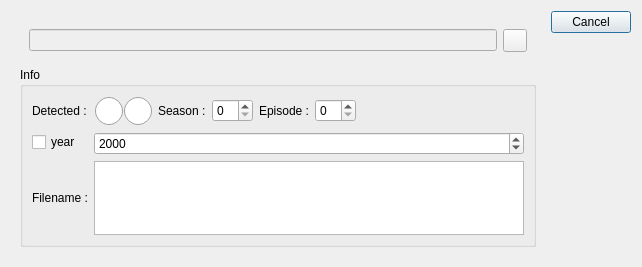
The window that src/searchscraperdialog.ui (app211/jaqet) describes before a commit, drawn with Qt 5.
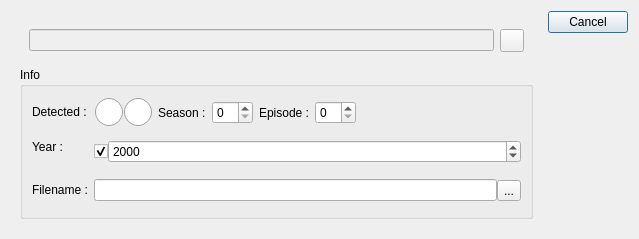
The same window after the commit. Icons and pictures are not drawn.

The edit to the form file:
```diff
--- a/src/searchscraperdialog.ui
+++ b/src/searchscraperdialog.ui
@@ -6,10 +6,16 @@
    <rect>
     <x>0</x>
     <y>0</y>
-    <width>642</width>
-    <height>267</height>
+    <width>639</width>
+    <height>239</height>
    </rect>
   </property>
+  <property name="sizePolicy">
+   <sizepolicy hsizetype="Preferred" vsizetype="Preferred">
+    <horstretch>0</horstretch>
+    <verstretch>0</verstretch>
+   </sizepolicy>
+  </property>
   <property name="windowTitle">
    <string>Dialog</string>
   </property>
@@ -56,7 +62,7 @@
          <string>Info</string>
         </property>
         <layout class="QGridLayout" name="gridLayout">
-         <item row="0" column="0">
+         <item row="1" column="0">
           <layout class="QFormLayout" name="formLayout">
            <property name="fieldGrowthPolicy">
             <enum>QFormLayout::AllNonFixedFieldsGrow</enum>
@@ -287,14 +293,57 @@
              </layout>
             </widget>
            </item>
-           <item row="1" column="1">
-            <widget class="QDateEdit" name="dateEdit">
-             <property name="displayFormat">
-              <string>yyyy</string>
+           <item row="4" column="1">
+            <widget class="QWidget" name="widget_5" native="true">
+             <property name="sizePolicy">
+              <sizepolicy hsizetype="Preferred" vsizetype="Preferred">
+               <horstretch>0</horstretch>
+               <verstretch>0</verstretch>
+              </sizepolicy>
              </property>
+             <layout class="QHBoxLayout" name="horizontalLayout_6">
+              <property name="spacing">
+               <number>0</number>
+              </property>
+              <property name="leftMargin">
+               <number>0</number>
+              </property>
+              <property name="topMargin">
+               <number>0</number>
+              </property>
+              <property name="rightMargin">
+               <number>0</number>
+              </property>
+              <property name="bottomMargin">
+               <number>0</number>
+              </property>
+              <item>
+               <widget class="QCheckBox" name="checkBoxUseYear">
+                <property name="sizePolicy">
+                 <sizepolicy hsizetype="Fixed" vsizetype="MinimumExpanding">
+                  <horstretch>0</horstretch>
+                  <verstretch>0</verstretch>
+                 </sizepolicy>
+                </property>
+                <property name="text">
+                 <string/>
+                </property>
+                <property name="checked">
+                 <bool>true</bool>
+                </property>
+               </widget>
+              </item>
+              <item>
+               <widget class="QDateEdit" name="dateEdit">
+                <property name="displayFormat">
+                 <string>yyyy</string>
+                </property>
+               </widget>
+              </item>
+             </layout>
             </widget>
            </item>
-           <item row="3" column="0">
+           <item row="5" column="0">
             <widget class="QLabel" name="testLabel">
              <property name="sizePolicy">
               <sizepolicy hsizetype="Expanding" vsizetype="Expanding">
@@ -307,21 +356,58 @@
              </property>
             </widget>
            </item>
-           <item row="3" column="1">
-            <widget class="QTextEdit" name="labelFilename">
-             <property name="enabled">
-              <bool>true</bool>
-             </property>
-             <property name="readOnly">
-              <bool>true</bool>
+           <item row="4" column="0">
+            <widget class="QLabel" name="label">
+             <property name="text">
+              <string>Year :</string>
              </property>
             </widget>
            </item>
-           <item row="1" column="0">
-            <widget class="QCheckBox" name="checkBoxUseYear">
-             <property name="text">
-              <string>year</string>
-             </property>
+           <item row="5" column="1">
+            <widget class="QWidget" name="widget_6" native="true">
+             <layout class="QHBoxLayout" name="horizontalLayout_7">
+              <property name="spacing">
+               <number>0</number>
+              </property>
+              <property name="leftMargin">
+               <number>0</number>
+              </property>
+              <property name="topMargin">
+               <number>0</number>
+              </property>
+              <property name="rightMargin">
+               <number>0</number>
+              </property>
+              <property name="bottomMargin">
+               <number>0</number>
+              </property>
+              <item>
+               <widget class="QLineEdit" name="labelFilename">
+                <property name="enabled">
+                 <bool>true</bool>
+                </property>
+                <property name="whatsThis">
+                 <string/>
+                </property>
+                <property name="autoFillBackground">
+                 <bool>false</bool>
+                </property>
+                <property name="readOnly">
+                 <bool>true</bool>
+                </property>
+                <property name="clearButtonEnabled">
+                 <bool>false</bool>
+                </property>
+               </widget>
+              </item>
+              <item>
+               <widget class="QToolButton" name="toolButton_2">
+                <property name="text">
+                 <string>...</string>
+                </property>
+               </widget>
+              </item>
+             </layout>
             </widget>
            </item>
           </layout>
```
Left out of the diff: 28 changed lines with no effect on the pictures.
